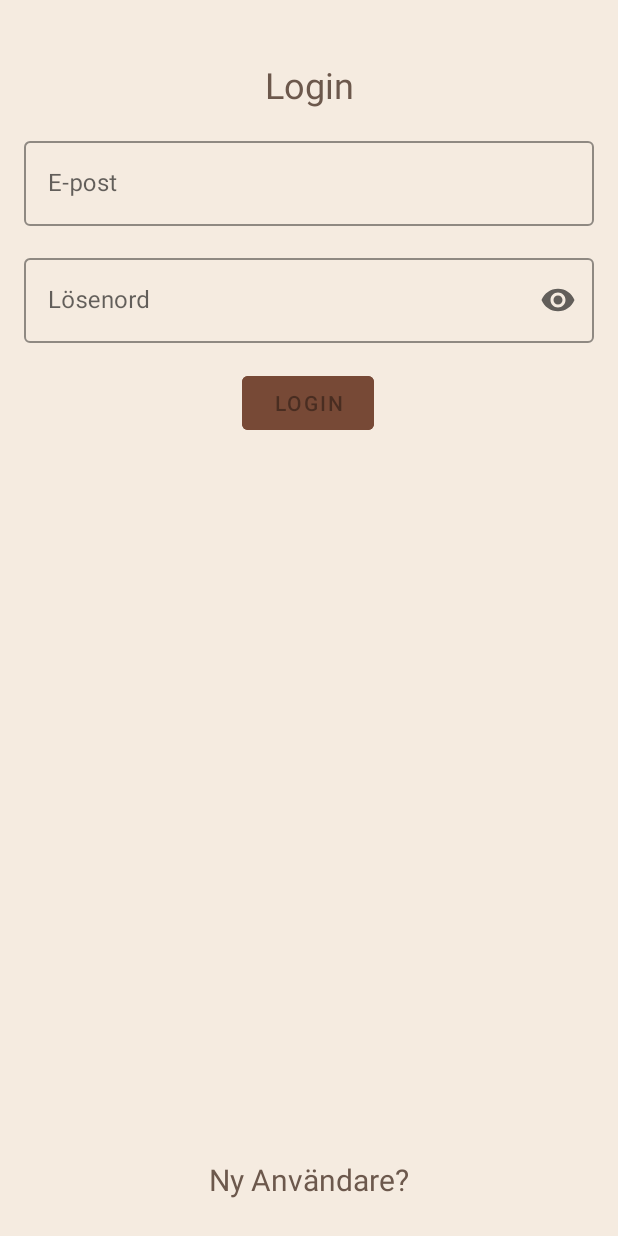
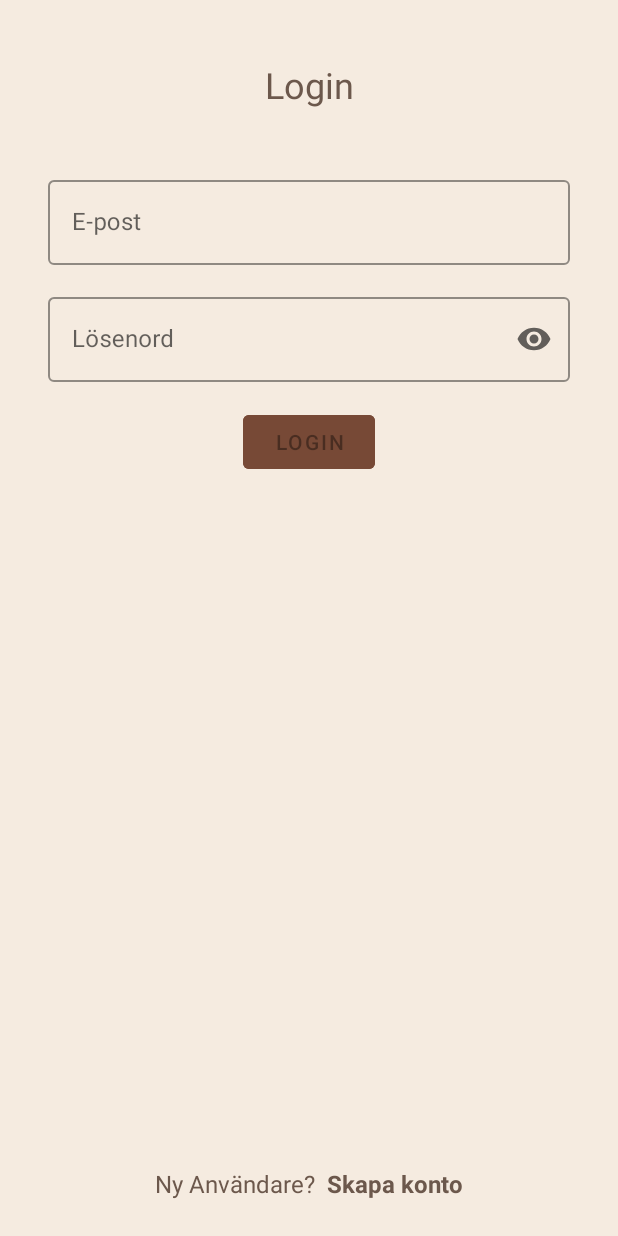
Before and after one commit to Bequiza/bytbok, an Android app: the screen it shows after launch (MainActivity), on a phone screen of 412 x 824 dp. Run offline under Robolectric (Android 15) with nearby library versions, the phone set to English and light mode, and no system bars; our stand-ins replace Firebase (no records; nobody signed in at launch, a user with empty details on screens opened directly), data binding, navigation-ui.

Commit message:
ScrollView implemented in loginFragment. some Ui improvements

```diff
--- a/app/src/main/res/layout/fragment_login.xml
+++ b/app/src/main/res/layout/fragment_login.xml
@@ -31,6 +31,25 @@
             app:layout_constraintTop_toTopOf="parent"
             tools:text="@string/header_login" />
 
+        <ScrollView
+            android:id="@+id/scrollView_login"
+            android:layout_width="match_parent"
+            android:layout_height="0dp"
+            android:fillViewport="true"
+            android:isScrollContainer="true"
+            android:layout_marginVertical="10dp"
+            app:layout_constraintBottom_toTopOf="@+id/select_mode"
+            app:layout_constraintEnd_toEndOf="parent"
+            app:layout_constraintStart_toStartOf="parent"
+            app:layout_constraintTop_toBottomOf="@+id/LoginTV">
+
+            <androidx.constraintlayout.widget.ConstraintLayout
+                android:layout_width="match_parent"
+                android:layout_height="wrap_content"
+                android:padding="16dp"
+                app:layout_constraintBottom_toBottomOf="parent"
+                app:layout_constraintTop_toBottomOf="parent">
+
                 <com.google.android.material.textfield.TextInputLayout
                     android:id="@+id/email_layout"
                     style="@style/CustomOutlinedTextInputLayout"
@@ -42,7 +61,7 @@
                     android:hint="@string/hint_email"
                     app:layout_constraintEnd_toEndOf="parent"
                     app:layout_constraintStart_toStartOf="parent"
-            app:layout_constraintTop_toBottomOf="@+id/LoginTV">
+                    app:layout_constraintTop_toTopOf="parent">
 
                     <com.google.android.material.textfield.TextInputEditText
                         android:id="@+id/email"
@@ -63,10 +82,10 @@
                     android:layout_marginTop="16dp"
                     android:layout_marginEnd="16dp"
                     android:hint="@string/hint_password"
+                    app:endIconMode="password_toggle"
                     app:layout_constraintEnd_toEndOf="parent"
                     app:layout_constraintStart_toStartOf="parent"
-            app:layout_constraintTop_toBottomOf="@+id/email_layout"
-            app:endIconMode="password_toggle">
+                    app:layout_constraintTop_toBottomOf="@+id/email_layout">
 
                     <com.google.android.material.textfield.TextInputEditText
                         android:id="@+id/password"
@@ -82,7 +101,7 @@
                     android:id="@+id/radio_group_container"
                     android:layout_width="match_parent"
                     android:layout_height="wrap_content"
-            android:layout_marginStart="16dp"
+                    android:layout_marginHorizontal="16dp"
                     android:clickable="true"
                     android:visibility="@{vm.isLoginMode ? View.GONE : View.VISIBLE}"
                     app:layout_constraintTop_toBottomOf="@id/password_layout"
@@ -94,7 +113,6 @@
                         android:layout_width="0dp"
                         android:layout_height="wrap_content"
                         android:layout_marginTop="16dp"
-                android:layout_marginEnd="16dp"
                         android:hint="@string/name"
                         app:layout_constraintEnd_toEndOf="parent"
                         app:layout_constraintStart_toStartOf="parent"
@@ -105,7 +123,7 @@
                             style="@style/CustomTextInputEditText"
                             android:layout_width="match_parent"
                             android:layout_height="wrap_content"
-                    android:inputType="text"
+                            android:inputType="textCapSentences"
                             android:text="@={vm.name}"
                             android:textColor="#6C584C"
                             android:visibility="@{vm.isLoginMode ? View.GONE : View.VISIBLE}" />
@@ -117,7 +135,6 @@
                         android:layout_width="0dp"
                         android:layout_height="wrap_content"
                         android:layout_marginTop="16dp"
-                android:layout_marginEnd="16dp"
                         android:hint="@string/hint_phone_number"
                         app:layout_constraintEnd_toEndOf="parent"
                         app:layout_constraintStart_toStartOf="parent"
@@ -139,9 +156,9 @@
                         android:layout_width="wrap_content"
                         android:layout_height="wrap_content"
                         android:layout_marginTop="16dp"
+                        android:text="@string/preferred_contact_text"
                         app:layout_constraintStart_toStartOf="parent"
-                android:text="@string/preferred_contact_text"
-                app:layout_constraintTop_toBottomOf="@id/phoneNumber_layout"/>
+                        app:layout_constraintTop_toBottomOf="@id/phoneNumber_layout" />
 
                     <RadioGroup
                         android:id="@+id/contactMethodRadioGroup"
@@ -177,10 +194,13 @@
                     android:onClick="@{() -> vm.loginOrRegisterInVM()}"
                     android:text="@{vm.isLoginMode ? @string/login_button : @string/register_button}"
                     app:layout_constraintEnd_toEndOf="parent"
-            app:layout_constraintHorizontal_bias="0.498"
+                    app:layout_constraintHorizontal_bias="0.5"
                     app:layout_constraintStart_toStartOf="parent"
                     app:layout_constraintTop_toBottomOf="@+id/radio_group_container"
                     tools:enabled="true" />
+
+            </androidx.constraintlayout.widget.ConstraintLayout>
+        </ScrollView>
 
         <TextView
             android:id="@+id/select_mode"
@@ -190,13 +210,29 @@
             android:onClick="@{() -> vm.changeMode()}"
             android:text="@{vm.isLoginMode ? @string/new_user : @string/already_user}"
             android:textColor="#6C584C"
-            android:textSize="20sp"
+            android:textSize="16sp"
             app:layout_constraintBottom_toBottomOf="parent"
-            app:layout_constraintEnd_toEndOf="parent"
+            app:layout_constraintEnd_toStartOf="@+id/new_user"
+            app:layout_constraintHorizontal_chainStyle="packed"
             app:layout_constraintStart_toStartOf="parent"
             tools:text="@string/new_user" />
 
-        <!-- region ProgressBar -->
+        <TextView
+            android:id="@+id/new_user"
+            android:layout_width="wrap_content"
+            android:layout_height="wrap_content"
+            android:layout_marginStart="8dp"
+            android:layout_marginBottom="24dp"
+            android:onClick="@{() -> vm.changeMode()}"
+            android:text="@{vm.isLoginMode ? @string/register_mode_text : @string/login_mode_text}"
+            android:textColor="#6C584C"
+            android:textSize="16sp"
+            android:textStyle="bold"
+            app:layout_constraintBottom_toBottomOf="parent"
+            app:layout_constraintEnd_toEndOf="parent"
+            app:layout_constraintStart_toEndOf="@+id/select_mode"
+            tools:text="Login" />
+
         <androidx.constraintlayout.widget.ConstraintLayout
             android:id="@+id/progressbar_container"
             android:layout_width="match_parent"
@@ -208,10 +244,10 @@
             <View
                 android:layout_width="match_parent"
                 android:layout_height="match_parent"
+                android:alpha="0.25"
+                android:background="@color/black"
                 android:clickable="true"
-                android:focusable="true"
-                android:alpha="0.25"
-                android:background="@color/black" />
+                android:focusable="true" />
 
             <ProgressBar
                 android:layout_width="wrap_content"
@@ -222,6 +258,5 @@
                 app:layout_constraintTop_toTopOf="parent" />
         </androidx.constraintlayout.widget.ConstraintLayout>
         <!-- endregion -->
-
     </androidx.constraintlayout.widget.ConstraintLayout>
 </layout>
--- a/app/src/main/res/layout/list_item.xml
+++ b/app/src/main/res/layout/list_item.xml
@@ -31,11 +31,13 @@
             android:layout_width="0dp"
             android:layout_height="wrap_content"
             android:layout_marginStart="8dp"
+            android:layout_marginEnd="4dp"
             android:text="@string/hint_title"
             android:textAlignment="viewStart"
             android:textColor="#6C584C"
             android:textSize="16sp"
             android:textStyle="bold"
+            app:layout_constraintEnd_toStartOf="@+id/delete_advert_button"
             app:layout_constraintStart_toEndOf="@+id/imageView"
             app:layout_constraintTop_toTopOf="@+id/imageView" />
 
--- a/app/src/main/res/values/strings.xml
+++ b/app/src/main/res/values/strings.xml
@@ -4,6 +4,8 @@
     <string name="already_user">Redan registrerat dig?</string>
     <string name="header_login">Login</string>
     <string name="header_register">Registrera</string>
+    <string name="login_mode_text">Logga in</string>
+    <string name="register_mode_text">Skapa konto</string>
     <string name="register_button">Registrera</string>
     <string name="login_button">Login</string>
     <string name="books_to_read">Böcker jag vill läsa!</string>
```
Also changed, not shown: app/src/main/java/se/rebeccazadig/bokholken/login/EditUserProfileFragment.kt (+26 -1 lines), app/src/main/java/se/rebeccazadig/bokholken/login/UserViewModel.kt (+15 -0 lines), app/src/main/res/layout/fragment_create_advert.xml (+11 -5 lines). Lines whose indentation alone changed are shown as unchanged.
